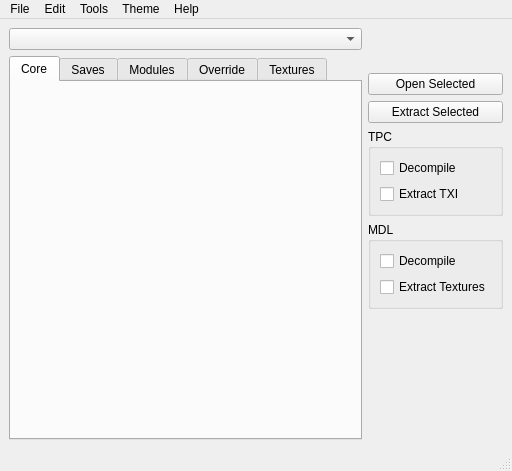
Qt form Tools/HolocronToolset/src/ui/windows/main.ui (NickHugi/PyKotor) before a commit.
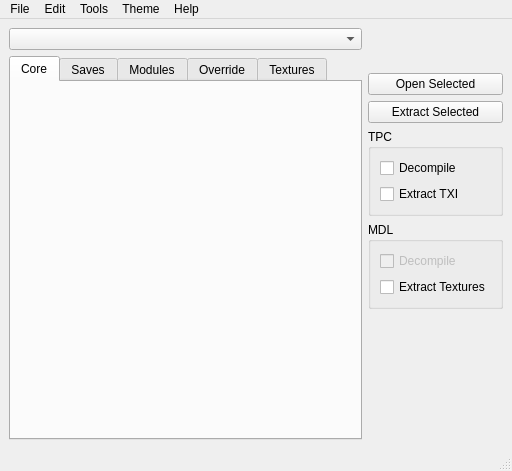
The same form after that commit. Icons and pictures are not drawn. Custom widgets are drawn as their Qt base class.

```diff
--- a/Tools/HolocronToolset/src/ui/windows/main.ui
+++ b/Tools/HolocronToolset/src/ui/windows/main.ui
@@ -246,6 +246,12 @@
            <layout class="QVBoxLayout" name="verticalLayout_9">
             <item>
              <widget class="QCheckBox" name="mdlDecompileCheckbox">
+              <property name="enabled">
+               <bool>false</bool>
+              </property>
+              <property name="toolTip">
+               <string>Decompile feature is not available.</string>
+              </property>
               <property name="text">
                <string>Decompile</string>
               </property>
```
Lines whose indentation alone changed are shown as unchanged.
